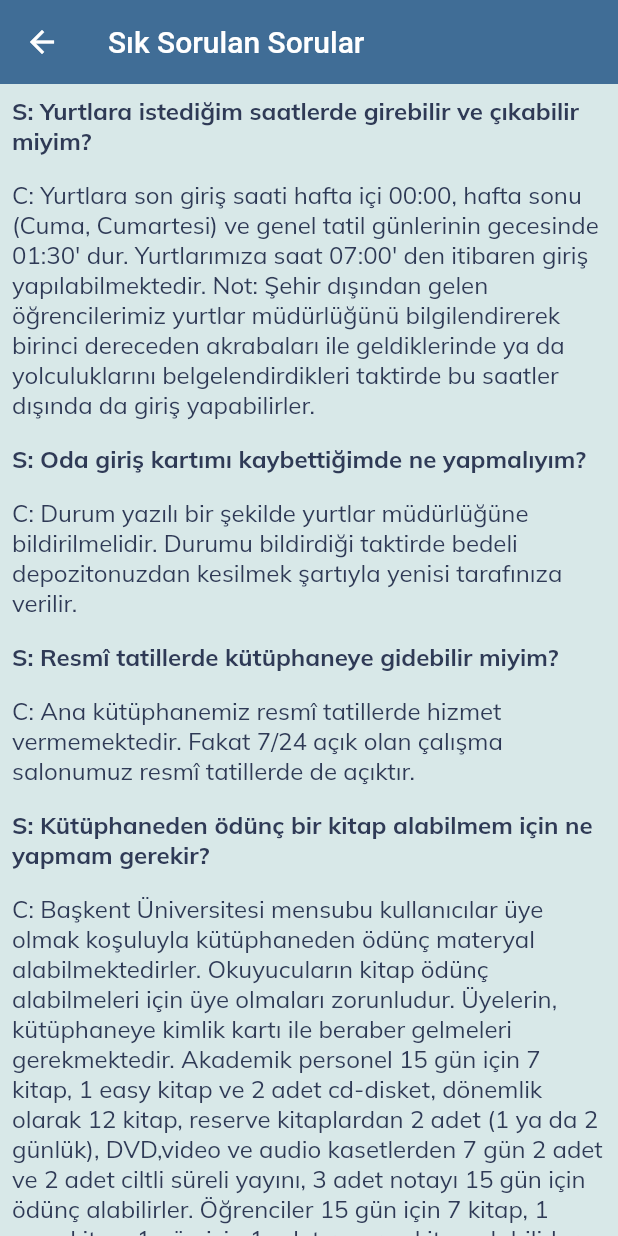
After one commit to begumzengin/ParsyBot, a Flutter app: the SssPage screen opened by its route, on a phone screen of 412 x 824 dp. The commit adds this screen. Run offline on Flutter 3.47's test engine with Material 2 defaults, Android fonts, the phone set to English and light mode, and no system bars; our stand-ins replace firebase_auth, firebase_core, flutter_spinkit, google_fonts, speech_to_text; accounts and stored records are empty.

Commit message:
turkish - english faq completed

```diff
--- a/parsybot/lib/main.dart
+++ b/parsybot/lib/main.dart
@@ -1,6 +1,8 @@
 import 'package:flutter/material.dart';
 import 'package:parsybot/constants.dart';
+import 'package:parsybot/screens/faq_page.dart';
 import 'package:parsybot/screens/light_landing_page.dart';
+import 'package:parsybot/screens/sss_page.dart';
 import 'package:provider/provider.dart';
 import 'package:parsybot/model/locale.dart';
 import 'package:parsybot/l10n/app_localizations.dart';
@@ -37,6 +39,8 @@ class MyApp extends StatelessWidget {
           locale: localeModel.locale,
           routes: {
             '/': (context) => LandingPage(),
+            '/faq': (context) => FaqPage(),
+            '/sss': (context) => SssPage(),
           },
           debugShowCheckedModeBanner: false,
           theme: ThemeData(
--- a/parsybot/lib/screens/faq_page.dart
+++ b/parsybot/lib/screens/faq_page.dart
@@ -29,7 +29,7 @@ class FaqPage extends StatelessWidget {
     return Scaffold(
       appBar: AppBar(
         title: Text(
-          'FAQ',
+          'Frequently Asked Questions',
         ),
         elevation: 0,
         backgroundColor: sanMarino,
--- /dev/null
+++ b/parsybot/lib/screens/sss_page.dart
@@ -0,0 +1,184 @@
+import 'package:flutter/material.dart';
+import 'package:google_fonts/google_fonts.dart';
+import 'package:parsybot/constants.dart';
+
+class SssPage extends StatelessWidget {
+  final List<Map<String, Object>> trFaq = [
+    {
+      "question": "Yurtlara istediğim saatlerde girebilir ve çıkabilir miyim? ",
+      "ansIndex": 0,
+    },
+    {
+      "question":
+          "Yurtlara son giriş saati hafta içi 00:00, hafta sonu (Cuma, Cumartesi) ve genel tatil günlerinin gecesinde 01:30' dur. Yurtlarımıza saat 07:00' den itibaren giriş yapılabilmektedir. Not: Şehir dışından gelen öğrencilerimiz yurtlar müdürlüğünü bilgilendirerek birinci dereceden akrabaları ile geldiklerinde ya da yolculuklarını belgelendirdikleri taktirde bu saatler dışında da giriş yapabilirler.",
+      "ansIndex": 1,
+    },
+    {
+      "question": "Oda giriş kartımı kaybettiğimde ne yapmalıyım?",
+      "ansIndex": 0,
+    },
+    {
+      "question":
+          "Durum yazılı bir şekilde yurtlar müdürlüğüne bildirilmelidir. Durumu bildirdiği taktirde bedeli depozitonuzdan kesilmek şartıyla yenisi tarafınıza verilir.",
+      "ansIndex": 1,
+    },
+    {
+      "question": "Resmî tatillerde kütüphaneye gidebilir miyim?",
+      "ansIndex": 0,
+    },
+    {
+      "question":
+          "Ana kütüphanemiz resmî tatillerde hizmet vermemektedir. Fakat 7/24 açık olan çalışma salonumuz resmî tatillerde de açıktır.",
+      "ansIndex": 1,
+    },
+    {
+      "question":
+          "Kütüphaneden ödünç bir kitap alabilmem için ne yapmam gerekir?",
+      "ansIndex": 0,
+    },
+    {
+      "question":
+          "Başkent Üniversitesi mensubu kullanıcılar üye olmak koşuluyla kütüphaneden ödünç materyal alabilmektedirler. Okuyucuların kitap ödünç alabilmeleri için üye olmaları zorunludur. Üyelerin, kütüphaneye kimlik kartı ile beraber gelmeleri gerekmektedir. Akademik personel 15 gün için 7 kitap, 1 easy kitap ve 2 adet cd-disket, dönemlik olarak 12 kitap, reserve kitaplardan 2 adet (1 ya da 2 günlük), DVD,video ve audio kasetlerden 7 gün 2 adet ve 2 adet ciltli süreli yayını, 3 adet notayı 15 gün için ödünç alabilirler. Öğrenciler 15 gün için 7 kitap, 1 easy kitap, 1 gün için 1 adet reserve kitap alabilirler. Yüksek Lisans ve doktora öğrencileri 30 gün için 10 kitap, 1 gün için 1 reserve kitap ve 15 gün için 1 adet ciltli süreli yayın ödünç alabilirler. İdari personel 15 gün süre ile 7 kitap, 1 reserve kitap (saatlik ya da 1 gün), 1 disket, 1 kompakt disk, 1 DVD alabilir. Üyeler, yalnız kendi üniversite kimlikleri ile kitap ödünç alabilirler. Başkasının kartı ile işlem yapılmaz.",
+      "ansIndex": 1,
+    },
+    {
+      "question": "Erasmus Başvuru Koşulları Nelerdir?",
+      "ansIndex": 0,
+    },
+    {
+      "question":
+          "Öğrencilerin; En az bir yıl lisans veya lisansüstü programlarına devam etmiş olmaları, Türk Ulusal Ajansı tarafından başvuru yılına ait yayımlanan “Uygulama El Kitabı” Öğrenci Hareketliliği genel not ortalaması koşulunu sağlaması gerekir. Program kapsamında alacakları dersler İngilizce ve dışında bir dilde verilmekte ise ilgili dili yeterli düzeyde bilmeleri veya öğrenmekte olduklarını belgelemeleri, Kayıtlı bulunduğu programın varsa öngördüğü diğer başvuru koşullarını sağlaması, Mevcut öğrenim kademesi içerisinde daha önce faaliyetlerden yararlanmışsa, yeni faaliyetle beraber toplam sürenin 12 ay’ı geçmemesi gerekir.",
+      "ansIndex": 1,
+    },
+    {
+      "question": "Erasmus başvuru işlemleri nasıl gerçekleşir?",
+      "ansIndex": 0,
+    },
+    {
+      "question":
+          "Öncelikle başvuru tarihleri ilan edilir. Öğrencinin e-mailine gelen link ile dil sınavı uygulanır. UİK tarafından öğrencilere yönelik tanıtım toplantıları yapılır. Ön başvuru formu öğrenci tarafından bilgisayarda doldurulur. Tercih formu, Üniversite Erasmus Komitesinin belirlediği koşullara göre doldurulur. Başvuru için gerekli belgeler ilgili dönemin ilan edilen son başvuru tarihine kadar Erasmus Bölüm Koordinatörlerine teslim edilir.",
+      "ansIndex": 1,
+    },
+    {
+      "question": "Farabi Öğrencisi olabilmek için ön şartlar nelerdir?",
+      "ansIndex": 0,
+    },
+    {
+      "question":
+          "Ön Lisans ve Lisans öğrenci olunması durumunda ilk yılın tamamlamış olması ve genel not ortalamasının en az 2.00/4.00 olması; Y.lisans ve doktora öğrencisi olunması durumunda da ilk yarıyılın tamamlanmış olması (Hazırlık ve Bilimsel Hazırlık dönemlerinde başvuruda bulunulamaz.) ve genel not ortalamasının en az 2.50/4.00 olması gerekmektedir. Sonuç olarak değişim 2. sınıfta başlamaktadır.",
+      "ansIndex": 1,
+    },
+    {
+      "question":
+          "Farabi Programı’na ilk başvuruda hangi belgeler ve ne gibi işlemler gerekir?",
+      "ansIndex": 0,
+    },
+    {
+      "question":
+          "Başvuru için üniversitenin ilan ettiği başvuru tarihlerinde gerekli belgeleri kayıtlı olduğun üniversitenin Farabi Kurum Koordinatörlüğüne teslim etmen yeterlidir. Bu belgeler; Aday öğrenci başvuru formu ( 2 adet), not çizelgesi/transkript (2 adet), yabancı dil muafiyet belgesi (zorunlu yabancı dil programı uygulayan bölüm/program için kendi  kurumlarından alacakları muafiyet belgesi)",
+      "ansIndex": 1,
+    },
+    {
+      "question": "Okulun ring servisleri var mı?",
+      "ansIndex": 0,
+    },
+    {
+      "question":
+          "2022-2023 eğitim öğretim döneminde Üniversitemizin semt servisleri ile Sıhhiye Tunus ring servisleri devam etmektedir.",
+      "ansIndex": 1,
+    },
+    {
+      "question": "Başarı bursu kimlere verilir?",
+      "ansIndex": 0,
+    },
+    {
+      "question":
+          "Akademik yıl ortalamalarına göre Tıp Fakültesi ve Diş Hekimliği Fakültesi programlarında 92 ve üzeri, Diğer lisans programlarında 3,50 ve üzeri, Lisansüstü programlarında 3,90 ve üzeri ortalamaya sahip kişilere verilir.",
+      "ansIndex": 1,
+    },
+    {
+      "question": "Kardeş bursu nedir?",
+      "ansIndex": 0,
+    },
+    {
+      "question":
+          "Başkent Üniversitesinde öğrenim görmekte olan kardeşlerden birine öğrenim ücretinin %10’u oranında destek bursu verilir. Kardeş bursundan yararlanan öğrencinin başarısız olması durumunda burs diğer kardeşe aktarılır. Burs aktarılan kardeşin normal eğitim-öğretim süresini tamamlamamış olması ve genel not ortalamasının en az 2,00 olması gerekmektedir.",
+      "ansIndex": 1,
+    },
+    {
+      "question": "Mezuniyet koşulu nedir? / Diploma verilme şartı nedir?",
+      "ansIndex": 0,
+    },
+    {
+      "question":
+          "Aşağıdaki koşulları yerine getiren öğrenci, öğrenimini tamamlamış ve mezuniyet diplomasını ve diploma ekini almaya hak kazanmış sayılır. Kayıtlı olduğu programın tüm derslerini başarmış ve diğer yükümlülüklerini yerine getirmiş olmak, Program dışı seçmeli dersler dışında tüm derslerden en az “D” notu almış olmak, Önlisans programları için en az 120, lisans programları için en az 240, eğitim süresi beş yıl olan programlar için en az 300 AKTS’yi tamamlamış olmak, En az 2,00 GNO’ya sahip olmak. ",
+      "ansIndex": 1,
+    },
+    {
+      "question": "AKTS nedir?",
+      "ansIndex": 0,
+    },
+    {
+      "question":
+          "Avrupa Kredi Transfer Sistemi’dir. Üniversitelerde uygulanan bir kredi sistemidir.",
+      "ansIndex": 1,
+    },
+    {
+      "question": "Topluluklara nasıl üye olabilirim?",
+      "ansIndex": 0,
+    },
+    {
+      "question":
+          "Sosyal Amaçlı Topluluklar için, Web sayfasındaki (https://kultur.baskent.edu.tr/kw/menu_icerik.php?birim=9987&menu_id=15  ) formlar kısmında bulunan “Üye Kayıt Formu” nun eksiksiz doldurulup çıktısı alınarak ve imzalı olarak Kültür Hizmetleri Müdürlüğü sekreterliğine teslim edilmesi yeterlidir. Üye kayıt formu doldurulduktan kısa bir süre sonra ilgili topluluk yönetim kurulları tarafından öğrencilere dönüş yapılacaktır. Meslek Amaçlı Topluluklar için ise, topluluk yönetim kuruluna, akademik danışmanına veya ilgili bölüm sekreterliğine başvuru yapılır.",
+      "ansIndex": 1,
+    },
+  ];
+
+  @override
+  Widget build(BuildContext context) {
+    return Scaffold(
+      appBar: AppBar(
+        title: Text(
+          'Sık Sorulan Sorular',
+        ),
+        elevation: 0,
+        backgroundColor: sanMarino,
+      ),
+      backgroundColor: lightBackground,
+      body: ListView.builder(
+        itemCount: trFaq.length,
+        itemBuilder: (context, index) {
+          final question = trFaq[index]['question'];
+          final ansIndex = trFaq[index]['ansIndex'];
+
+          return Padding(
+            padding: const EdgeInsets.all(8.0),
+            child: RichText(
+              text: TextSpan(
+                style: DefaultTextStyle.of(context).style,
+                children: [
+                  TextSpan(
+                    text: ansIndex == 0 ? 'S: ' : 'C: ',
+                    style: GoogleFonts.mulish(
+                        fontWeight:
+                            ansIndex == 0 ? FontWeight.bold : FontWeight.normal,
+                        fontSize: 16,
+                        color: pickledBluewood),
+                  ),
+                  TextSpan(
+                      text: question.toString(),
+                      style: GoogleFonts.mulish(
+                          fontWeight: ansIndex == 0
+                              ? FontWeight.bold
+                              : FontWeight.normal,
+                          fontSize: 16,
+                          color: pickledBluewood)),
+                ],
+              ),
+            ),
+          );
+        },
+      ),
+    );
+  }
+}
--- a/parsybot/lib/util/button_row.dart
+++ b/parsybot/lib/util/button_row.dart
@@ -10,7 +10,8 @@ class ButtonRow extends StatelessWidget {
   @override
   Widget build(BuildContext context) {
     var t = AppLocalizations.of(context)!;
-    var selectedLocale = Localizations.localeOf(context).toString();
+    final locale = Localizations.localeOf(context);
+    ;
 
     return Row(
       mainAxisAlignment: MainAxisAlignment.spaceEvenly,
@@ -19,8 +20,9 @@ class ButtonRow extends StatelessWidget {
           height: 40,
           child: ElevatedButton(
               onPressed: () {
-                Navigator.push(context,
-                    MaterialPageRoute(builder: (context) => FaqPage()));
+                (locale.languageCode == 'en')
+                    ? Navigator.pushNamed(context, '/faq')
+                    : Navigator.pushNamed(context, '/sss');
               },
               child: Text(t.faqTitle,
                   style: GoogleFonts.mulish(color: Colors.white, fontSize: 15)),
--- a/parsybot/lib/util/light_drawer.dart
+++ b/parsybot/lib/util/light_drawer.dart
@@ -2,6 +2,7 @@ import 'package:flutter/material.dart';
 import 'package:google_fonts/google_fonts.dart';
 import 'package:parsybot/constants.dart';
 import 'package:parsybot/screens/faq_page.dart';
+import 'package:parsybot/screens/sss_page.dart';
 import 'package:url_launcher/url_launcher.dart';
 import '../l10n/app_localizations.dart';
 
@@ -48,6 +49,7 @@ class LightDrawer extends StatelessWidget {
   @override
   Widget build(BuildContext context) {
     var t = AppLocalizations.of(context)!;
+    final locale = Localizations.localeOf(context);
 
     return Drawer(
       child: ListView(
@@ -77,8 +79,9 @@ class LightDrawer extends StatelessWidget {
                   fontSize: 15),
             ),
             onTap: () {
-              Navigator.push(
-                  context, MaterialPageRoute(builder: (context) => FaqPage()));
+              (locale.languageCode == 'en')
+                  ? Navigator.pushNamed(context, '/faq')
+                  : Navigator.pushNamed(context, '/sss');
             },
           ),
           ListTile(
```
Also changed, not shown: 1 other file.
